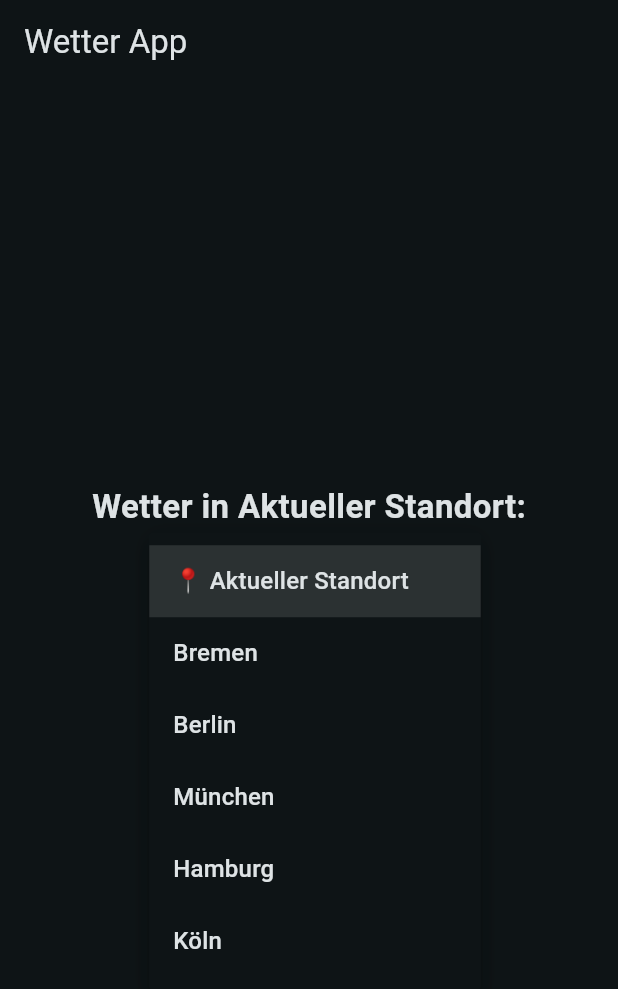
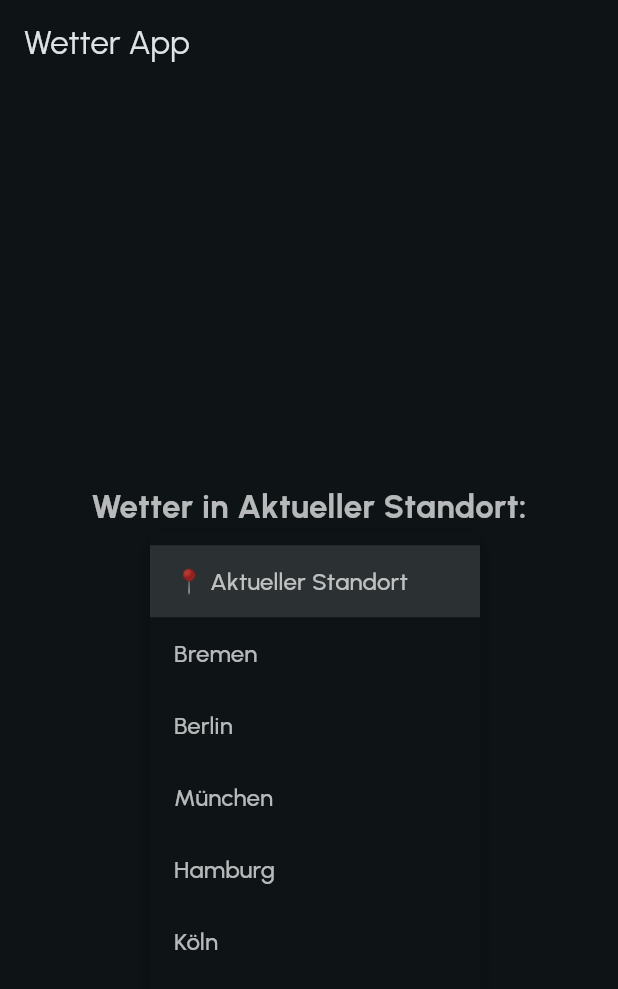
Before and after one commit to jessicaernst/weather_app, a Flutter app: the screen it shows after launch, after a tap on "📍 Aktueller Standort", on a phone screen of 412 x 824 dp. Shown: the top 989 px of the screen. Run offline on Flutter 3.47's test engine with Material 3 defaults, Android fonts, the phone set to English and light mode, and no system bars; our stand-ins replace flutter_native_splash, flutter_riverpod, freezed_annotation, geolocator, google_fonts, riverpod and 2 more; generated files the repository leaves out were written again.

```diff
--- a/lib/app/weather_app.dart
+++ b/lib/app/weather_app.dart
@@ -1,4 +1,5 @@
 import 'package:flutter/material.dart';
+import 'package:google_fonts/google_fonts.dart';
 import 'package:weather_app/presentation/screens/weather_page.dart';
 
 class WeatherApp extends StatelessWidget {
@@ -10,13 +11,17 @@ class WeatherApp extends StatelessWidget {
       title: 'Weather App',
       theme: ThemeData(
         brightness: Brightness.dark,
+        textTheme: GoogleFonts.urbanistTextTheme().apply(
+          bodyColor: Colors.white70,
+          displayColor: Colors.white70,
+        ),
         colorScheme: ColorScheme.fromSeed(
           seedColor: Colors.cyan,
           brightness: Brightness.dark,
         ),
         useMaterial3: true,
       ),
-      home: const WeatherPage(title: 'Flutter Demo Home Page'),
+      home: const WeatherPage(),
     );
   }
 }
--- a/lib/presentation/screens/weather_page.dart
+++ b/lib/presentation/screens/weather_page.dart
@@ -9,9 +9,7 @@ import 'package:weather_app/providers/weather_provider.dart';
 final Logger _log = Logger('WeatherPage');
 
 class WeatherPage extends ConsumerWidget {
-  const WeatherPage({super.key, required this.title});
-
-  final String title;
+  const WeatherPage({super.key});
 
   @override
   Widget build(BuildContext context, WidgetRef ref) {
--- a/lib/presentation/widgets/city_dropdown.dart
+++ b/lib/presentation/widgets/city_dropdown.dart
@@ -1,26 +1,40 @@
 import 'package:flutter/material.dart';
+import 'package:logging/logging.dart';
 import 'package:weather_app/core/app_strings.dart';
 import 'package:weather_app/providers/weather_provider.dart';
 
+final Logger _logger = Logger('CityDropdown');
+
 class CityDropdown extends StatelessWidget {
   final String selectedCity;
-  final ValueChanged<String?> onCityChanged;
+  final WeatherNotifier weatherNotifier;
 
   const CityDropdown({
     super.key,
     required this.selectedCity,
-    required this.onCityChanged,
+    required this.weatherNotifier,
   });
 
   @override
   Widget build(BuildContext context) {
+    final validatedCity = weatherNotifier.validateCityName(selectedCity);
+
     return DropdownButton<String>(
-      value:
-          WeatherNotifier.cities.containsKey(selectedCity) ||
-                  selectedCity == AppStrings.currentLocation
-              ? selectedCity
-              : AppStrings.currentLocation,
-      onChanged: onCityChanged,
+      value: validatedCity,
+      onChanged: (newCity) {
+        if (newCity != null) {
+          if (newCity == AppStrings.currentLocation) {
+            // 🌍 Falls "Aktueller Standort" gewählt wird -> Refresh aufrufen
+            _logger.info(
+              '🌍 Aktualisiere Wetterdaten für aktuellen Standort...',
+            );
+            weatherNotifier.refreshWeather();
+          } else {
+            _logger.info('📍 Wechsel zu: $newCity');
+            weatherNotifier.updateCity(newCity);
+          }
+        }
+      },
       items: [
         const DropdownMenuItem(
           value: AppStrings.currentLocation,
--- a/lib/presentation/widgets/error_msg.dart
+++ b/lib/presentation/widgets/error_msg.dart
@@ -13,7 +13,9 @@ class ErrorMessage extends StatelessWidget {
 
   @override
   Widget build(BuildContext context) {
-    return Column(
+    return Padding(
+      padding: const EdgeInsets.all(16.0),
+      child: Column(
         mainAxisAlignment: MainAxisAlignment.center,
         spacing: 20,
         children: [
@@ -23,6 +25,7 @@ class ErrorMessage extends StatelessWidget {
             child: const Text(AppStrings.refreshWeatherBtnLbl),
           ),
         ],
+      ),
     );
   }
 }
--- a/lib/presentation/widgets/weather_page_content.dart
+++ b/lib/presentation/widgets/weather_page_content.dart
@@ -1,3 +1,4 @@
+import 'package:flutter_riverpod/flutter_riverpod.dart';
 import 'package:flutter/material.dart';
 import 'package:logging/logging.dart';
 import 'package:weather_app/core/app_strings.dart';
@@ -12,7 +13,7 @@ import 'package:weather_app/providers/weather_provider.dart';
 
 final Logger _logger = Logger('WeatherPage');
 
-class WeatherPageContent extends StatelessWidget {
+class WeatherPageContent extends ConsumerWidget {
   const WeatherPageContent({
     super.key,
     required this.state,
@@ -23,7 +24,7 @@ class WeatherPageContent extends StatelessWidget {
   final WeatherNotifier weatherNotifier;
 
   @override
-  Widget build(BuildContext context) {
+  Widget build(BuildContext context, WidgetRef ref) {
     _logger.info('Baue Wetter-UI für ${state.selectedCity} auf...');
 
     return SingleChildScrollView(
@@ -32,19 +33,18 @@ class WeatherPageContent extends StatelessWidget {
         mainAxisAlignment: MainAxisAlignment.center,
         crossAxisAlignment: CrossAxisAlignment.center,
         children: [
-          Text(
-            AppStrings.actualWeatherIn(state.selectedCity),
-            style: const TextStyle(fontSize: 22, fontWeight: FontWeight.bold),
+          SizedBox(
+            width: double.infinity,
+            child: Text(
+              AppStrings.actualWeatherIn(state.selectedCity),
+              textAlign: TextAlign.center,
+              style: const TextStyle(fontSize: 22, fontWeight: FontWeight.bold),
+            ),
           ),
           const SizedBox(height: 10),
           CityDropdown(
             selectedCity: state.selectedCity,
-            onCityChanged: (newCity) {
-              if (newCity != null) {
-                _logger.info('Wechsle Stadt zu: $newCity');
-                weatherNotifier.updateCity(newCity);
-              }
-            },
+            weatherNotifier: weatherNotifier,
           ),
           const SizedBox(height: 20),
           if (state.weatherData != null) ...[
--- a/lib/providers/weather_provider.dart
+++ b/lib/providers/weather_provider.dart
@@ -2,6 +2,7 @@ import 'package:logging/logging.dart';
 import 'package:riverpod/riverpod.dart';
 import 'package:riverpod_annotation/riverpod_annotation.dart';
 import 'package:http/http.dart' as http;
+import 'package:weather_app/core/app_strings.dart';
 import 'dart:convert';
 import 'package:weather_app/models/weather_data.dart';
 import 'package:weather_app/models/weather_state.dart';
@@ -192,6 +193,17 @@ class WeatherNotifier extends _$WeatherNotifier {
     }
   }
 
+  /// ✅ Validiert den Stadtnamen und gibt eine gültige Stadt zurück
+  String validateCityName(String city) {
+    if (cities.containsKey(city) || city == AppStrings.currentLocation) {
+      return city;
+    }
+    _log.warning(
+      '⚠️ Ungültige Stadt "$city", zurücksetzen auf ${AppStrings.currentLocation}',
+    );
+    return AppStrings.currentLocation;
+  }
+
   // Aktualisiert Wetterdaten für den aktuellen Standort
   Future<void> refreshWeather() async {
     _log.info('Wetterdaten werden aktualisiert...');
```
Also changed, not shown: lib/providers/weather_provider.g.dart. Lines whose indentation alone changed are shown as unchanged.
